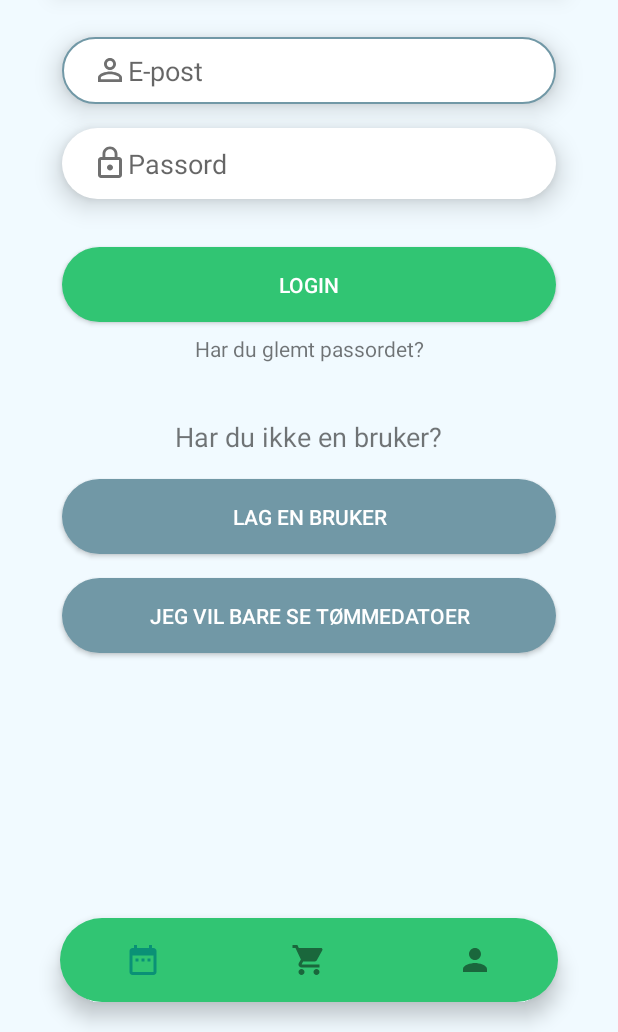
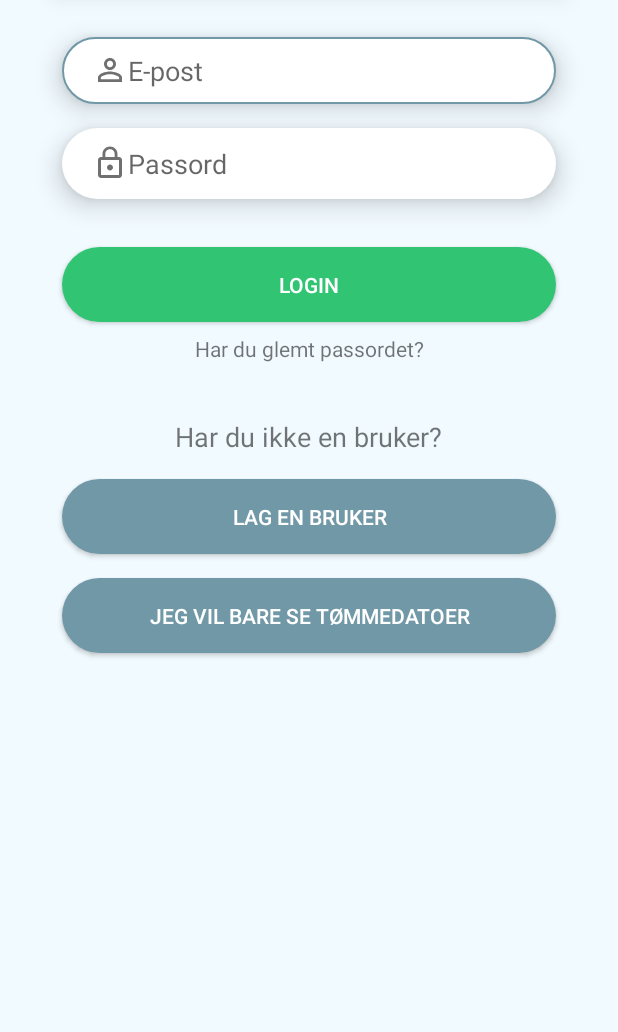
Before and after one commit to SimWer/Obligatorisk-6120-Mobile-Enheter, an Android app: the screen it shows after launch (MainActivity), on a phone screen of 412 x 824 dp, the part 204-1236 px from its top. Run offline under Robolectric (Android 15) with nearby library versions, the phone set to English and light mode, and no system bars.

Commit message:
Delete nav from start screen

```diff
--- a/app/src/main/res/layout/activity_main.xml
+++ b/app/src/main/res/layout/activity_main.xml
@@ -132,18 +132,5 @@
             app:layout_constraintStart_toStartOf="parent"
             app:layout_constraintTop_toBottomOf="@+id/login_button" />
         <!-- Navigation menu - implement in every activity to have it -->
-        <com.google.android.material.bottomnavigation.BottomNavigationView
-            android:id="@+id/nav_view"
-            android:layout_width="0dp"
-            android:layout_height="wrap_content"
-            android:layout_marginStart="40dp"
-            android:layout_marginEnd="40dp"
-            android:layout_marginHorizontal="20dp"
-            android:layout_marginVertical="20dp"
-            android:background="@drawable/bottom_menu_rounded"
-            app:layout_constraintBottom_toBottomOf="parent"
-            app:layout_constraintLeft_toLeftOf="parent"
-            app:layout_constraintRight_toRightOf="parent"
-            app:labelVisibilityMode="unlabeled"
-            app:menu="@menu/navigation" />
+
     </androidx.constraintlayout.widget.ConstraintLayout>
```
